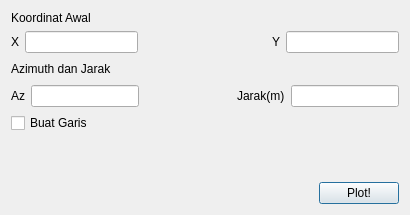
sandynagara/PluginQGIS-Plotting-Jarak-Azimuth, file sudut_jarak_dialog_base.ui: the form before one commit.
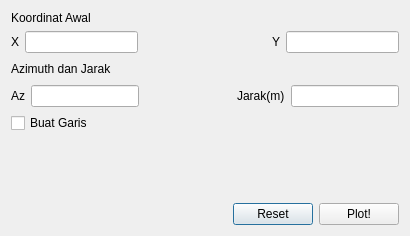
The form after the commit.

The edit to the form file:
```diff
--- a/sudut_jarak_dialog_base.ui
+++ b/sudut_jarak_dialog_base.ui
@@ -7,7 +7,7 @@
     <x>0</x>
     <y>0</y>
     <width>410</width>
-    <height>215</height>
+    <height>236</height>
    </rect>
   </property>
   <property name="windowTitle">
@@ -76,6 +76,13 @@
          </property>
         </spacer>
        </item>
+       <item>
+        <widget class="QPushButton" name="reset">
+         <property name="text">
+          <string>Reset</string>
+         </property>
+        </widget>
+       </item>
        <item>
         <widget class="QPushButton" name="plot">
          <property name="text">
```
